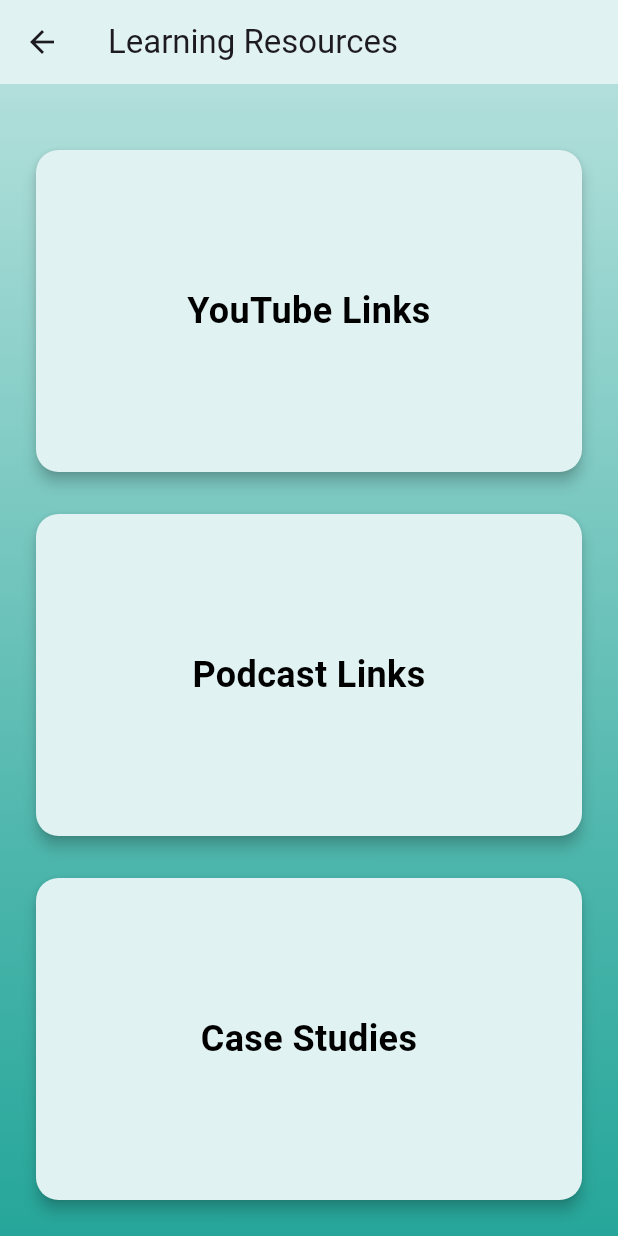
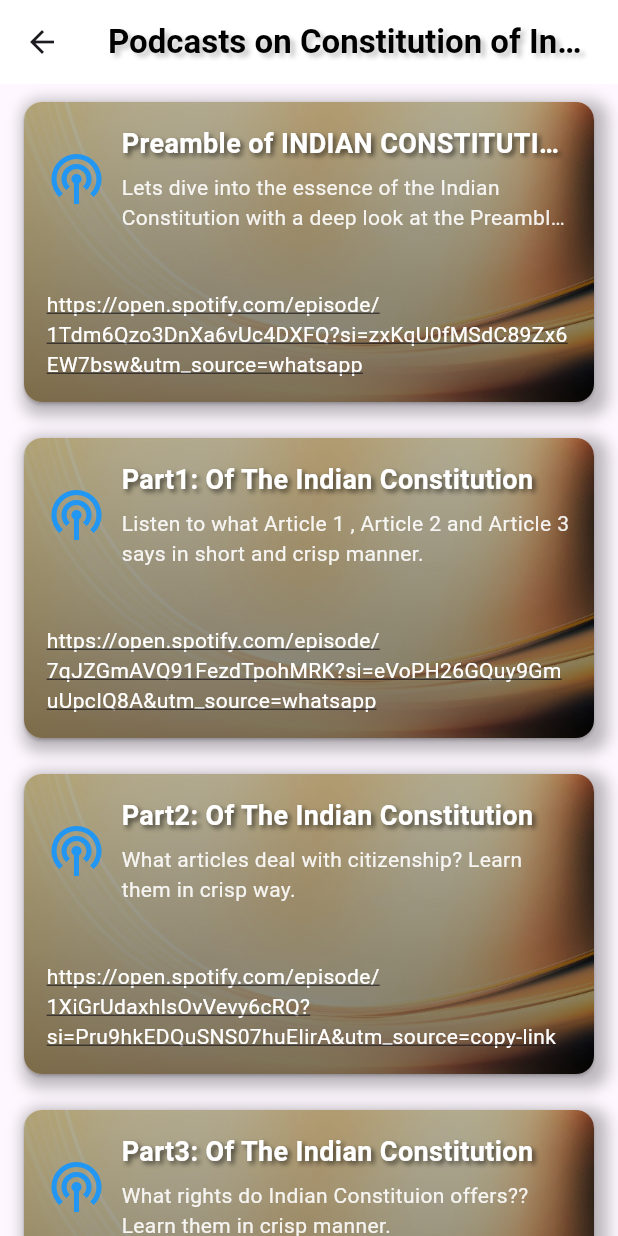
Before and after one commit to Vaish-011/samvidhanarcadehtf, a Flutter app: the LearningResourcesPage screen opened directly, after a tap on "Podcast Links", on a phone screen of 412 x 824 dp. Run offline on Flutter 3.47's test engine with Material 3 defaults, Android fonts, the light colour scheme and no system bars; our stand-ins replace cloud_firestore, firebase_auth, firebase_core, google_sign_in, shared_preferences; accounts and stored records are empty.

```diff
--- /dev/null
+++ b/lib/models/podcast.dart
@@ -0,0 +1,16 @@
+class Podcast {
+  final String title;
+  final String url;
+  final String description;
+
+  Podcast({required this.title, required this.url, required this.description});
+
+  // Method to convert JSON to a Podcast object
+  factory Podcast.fromJson(Map<String, dynamic> json) {
+    return Podcast(
+      title: json['title'],
+      url: json['url'],
+      description: json['description'],
+    );
+  }
+}
--- a/lib/screens/learning_resources.dart
+++ b/lib/screens/learning_resources.dart
@@ -1,4 +1,5 @@
 import 'package:flutter/material.dart';
+import 'podcast_list_screen.dart';
 
 class LearningResourcesPage extends StatelessWidget {
   @override
@@ -43,7 +44,15 @@
   Widget _buildCard(BuildContext context, String title) {
     return GestureDetector(
       onTap: () {
-        // Add respective navigation logic here
+        if (title == 'Podcast Links') {
+          // Navigate to PodcastListScreen when Podcast Links card is tapped
+          Navigator.push(
+            context,
+            MaterialPageRoute(builder: (context) => PodcastListScreen()),
+          );
+        } else {
+          // Add other navigation logic if needed for different titles
+        }
       },
       child: Card(
         elevation: 4, // Add elevation for visual interest
--- /dev/null
+++ b/lib/screens/podcast_list_screen.dart
@@ -0,0 +1,190 @@
+import 'package:flutter/material.dart';
+import 'package:url_launcher/url_launcher.dart';
+import '../models/podcast.dart';
+import '../services/podcast_service.dart';
+
+class PodcastListScreen extends StatefulWidget {
+  @override
+  _PodcastListScreenState createState() => _PodcastListScreenState();
+}
+
+class _PodcastListScreenState extends State<PodcastListScreen> {
+  final PodcastService _podcastService = PodcastService();
+  List<Podcast> _podcasts = [];
+
+  @override
+  void initState() {
+    super.initState();
+    _loadPodcasts();
+  }
+
+  Future<void> _loadPodcasts() async {
+    try {
+      List<Podcast> podcasts = await _podcastService.loadPodcasts();
+      setState(() {
+        _podcasts = podcasts;
+      });
+    } catch (e) {
+      ScaffoldMessenger.of(context).showSnackBar(
+        SnackBar(content: Text("Failed to load podcasts. Please try again later.")),
+      );
+    }
+  }
+
+  Future<void> _launchURL(String url) async {
+    if (!url.startsWith('http://') && !url.startsWith('https://')) {
+      url = 'https://$url';
+    }
+    final Uri uri = Uri.parse(url);
+    try {
+      bool launched = await launchUrl(uri, mode: LaunchMode.externalApplication);
+      if (!launched) {
+        launched = await launchUrl(uri, mode: LaunchMode.inAppWebView);
+      }
+      if (!launched) {
+        throw 'Could not launch $url';
+      }
+    } catch (e) {
+      ScaffoldMessenger.of(context).showSnackBar(
+        SnackBar(content: Text("Could not open the link. Please try again later.")),
+      );
+    }
+  }
+
+  @override
+  Widget build(BuildContext context) {
+    return Scaffold(
+      appBar: AppBar(
+        title: Text('Podcasts on Constitution of India',
+        style: TextStyle(
+           fontSize: 22,
+           fontWeight: FontWeight.bold,
+           color: Colors.black,
+           shadows: [
+             Shadow(
+               color: Colors.grey.withOpacity(0.6),
+               offset: Offset(3,3),
+               blurRadius: 4,
+              )
+            ],
+          ),
+        ),
+        backgroundColor: Colors.white,
+        centerTitle: true,
+
+
+    ),
+        body: _podcasts.isEmpty
+          ? Center(child: CircularProgressIndicator())
+          : ListView.builder(
+        itemCount: _podcasts.length,
+        itemBuilder: (context, index) {
+          final podcast = _podcasts[index];
+          return Container(
+            margin: EdgeInsets.symmetric(horizontal: 12, vertical: 8),
+            decoration: BoxDecoration(
+              borderRadius: BorderRadius.circular(12),
+              boxShadow: [
+                BoxShadow(
+                  color: Colors.black.withOpacity(0.25), // Slightly transparent shadow
+                  offset: Offset(4, 4), // Offset for outer shadow
+                  blurRadius: 8, // Smoothness of shadow
+                  spreadRadius: 1, // Spread of shadow
+                ),
+              ],
+            ),
+            child: Card(
+              shape: RoundedRectangleBorder(
+                borderRadius: BorderRadius.circular(12),
+              ),
+              child: Container(
+                height: 200, // Consistent height for each card
+                decoration: BoxDecoration(
+                  borderRadius: BorderRadius.circular(12),
+                  image: DecorationImage(
+                    image: AssetImage('assets/podcast_background3.png'),
+                    fit: BoxFit.cover,
+                    colorFilter: ColorFilter.mode(
+                      Colors.black.withOpacity(0.3),
+                      BlendMode.darken,
+                    ),
+                  ),
+                ),
+                child: Container(
+                  padding: const EdgeInsets.all(15.0),
+                  decoration: BoxDecoration(
+                    borderRadius: BorderRadius.circular(12),
+                    gradient: LinearGradient(
+                      colors: [
+                        Colors.transparent,
+                        Colors.black.withOpacity(0.3),
+                      ],
+                      begin: Alignment.topCenter,
+                      end: Alignment.bottomCenter,
+                    ),
+                  ),
+                  child: Column(
+                    crossAxisAlignment: CrossAxisAlignment.start,
+                    children: [
+                      Row(
+                        children: [
+                          Icon(Icons.podcasts, size: 40, color: Colors.blue),
+                          SizedBox(width: 10),
+                          Expanded(
+                            child: Column(
+                              crossAxisAlignment: CrossAxisAlignment.start,
+                              children: [
+                                Text(
+                                  podcast.title,
+                                  maxLines: 1,
+                                  overflow: TextOverflow.ellipsis,
+                                  style: TextStyle(
+                                    fontSize: 18,
+                                    fontWeight: FontWeight.bold,
+                                    color: Colors.white,
+                                    shadows: [
+                                      Shadow(
+                                        color: Colors.black.withOpacity(0.6),
+                                        offset: Offset(2, 2),
+                                        blurRadius: 4,
+                                      ),
+                                    ],
+                                  ),
+                                ),
+                                SizedBox(height: 6),
+                                Text(
+                                  podcast.description,
+                                  maxLines: 2,
+                                  overflow: TextOverflow.ellipsis,
+                                  style: TextStyle(
+                                    fontSize: 14,
+                                    color: Colors.white.withOpacity(0.9),
+                                  ),
+                                ),
+                              ],
+                            ),
+                          ),
+                        ],
+                      ),
+                      Spacer(),
+                      GestureDetector(
+                        onTap: () => _launchURL(podcast.url),
+                        child: Text(
+                          podcast.url,
+                          style: TextStyle(
+                            color: Colors.white,
+                            decoration: TextDecoration.underline,
+                          ),
+                        ),
+                      ),
+                    ],
+                  ),
+                ),
+              ),
+            ),
+          );
+        },
+      ),
+    );
+  }
+}
--- /dev/null
+++ b/lib/services/podcast_service.dart
@@ -0,0 +1,14 @@
+import 'dart:convert';
+import 'package:flutter/services.dart';
+import '../models/podcast.dart';
+
+class PodcastService {
+  Future<List<Podcast>> loadPodcasts() async {
+    // Load JSON data from the assets
+    final String response = await rootBundle.loadString('assets/podcasts.json');
+    final List<dynamic> data = json.decode(response);
+
+
+    return data.map((json) => Podcast.fromJson(json)).toList();
+  }
+}
--- a/pubspec.yaml
+++ b/pubspec.yaml
@@ -31,6 +31,7 @@
   flutter:
     sdk: flutter
   shared_preferences: ^2.0.8
+  url_launcher: ^6.3.1
 
 
 
```
Also changed, not shown: assets/podcasts.json (added, +68 -0 lines), assets/podcast_background3.png (added), pubspec.lock, 6 other files.
